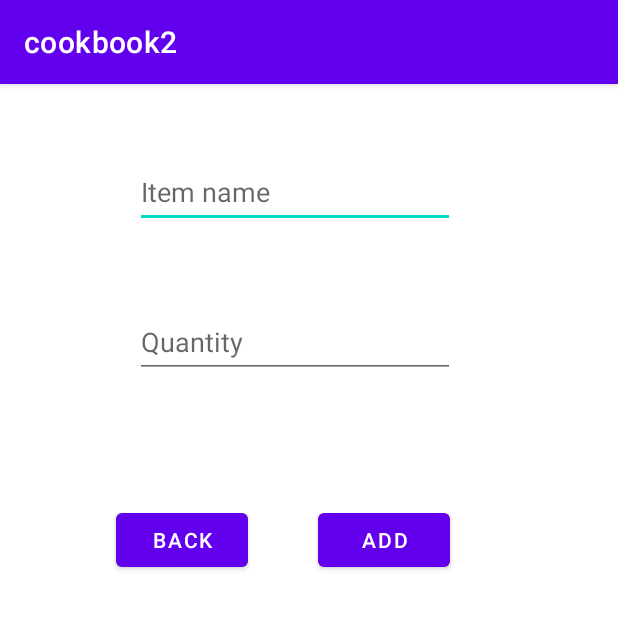
After one commit to fauzxan/CookBook, an Android app: the AddCart screen opened directly, with no data from a screen before it, on a phone screen of 412 x 824 dp, the top half of it. The commit adds this screen. Run offline under Robolectric (Android 15) with nearby library versions, the phone set to English and light mode, and no system bars.

Commit message:
Manually merged with yuli's code

```diff
--- /dev/null
+++ b/app/src/main/java/com/example/cookbook2/AddCart.java
@@ -0,0 +1,102 @@
+package com.example.cookbook2;
+
+import android.content.Intent;
+import android.os.Bundle;
+import android.view.View;
+import android.widget.Button;
+import android.widget.EditText;
+import android.widget.Toast;
+
+import androidx.appcompat.app.AppCompatActivity;
+
+import java.util.List;
+
+public class AddCart extends AppCompatActivity {
+
+    EditText item_name;
+    EditText item_quantity;
+    Button add_button;
+    Button back_button;
+
+    @Override
+    protected void onCreate(Bundle savedInstanceState) {
+        super.onCreate(savedInstanceState);
+        setContentView(R.layout.activity_add_cart);
+        Intent intent = new Intent(AddCart.this, ShoppingList.class);
+
+        item_name = (EditText) findViewById(R.id.item_name_input);
+        item_quantity = (EditText) findViewById(R.id.item_quantity_input);
+        add_button = (Button) findViewById(R.id.add_item_button);
+        back_button = (Button) findViewById(R.id.back_button_cart);
+
+
+        add_button.setOnClickListener(new View.OnClickListener() {
+            @Override
+            public void onClick(View view) {
+                if (isInteger(item_quantity.getText().toString())){
+                    Cart cart = new Cart();
+                    cart.setItem_name(item_name.getText().toString());
+                    cart.setQuantity(item_quantity.getText().toString());
+                    new FirebaseHelper().updateCart(cart, new FirebaseHelper.DataStatus() {
+                        @Override
+                        public void DataIsLoadedCart(List<Cart> carts, List<String> keys) {
+
+                        }
+
+                        @Override
+                        public void DataInserted() {
+                            Toast.makeText(AddCart.this, "The item has been added successfully into cart", Toast.LENGTH_LONG).show();
+                        }
+
+                        @Override
+                        public void DataIsUpdated() {
+
+                        }
+
+                        @Override
+                        public void DataIsDeleted() {
+
+                        }
+                    });
+                }
+
+                else{
+                    Toast.makeText(AddCart.this,"Please input a number",Toast.LENGTH_LONG).show();
+                }
+            }
+        });
+
+        back_button.setOnClickListener(new View.OnClickListener() {
+            @Override
+            public void onClick(View view) {
+                startActivity(intent);
+            }
+        });
+    }
+
+    public static boolean isInteger(String str) {
+        if (str == null) {
+            return false;
+        }
+        int length = str.length();
+        if (length == 0) {
+            return false;
+        }
+        int i = 0;
+        if (str.charAt(0) == '-') {
+            if (length == 1) {
+                return false;
+            }
+            i = 1;
+        }
+        for (; i < length; i++) {
+            char c = str.charAt(i);
+            if (c < '0' || c > '9') {
+                return false;
+            }
+        }
+        return true;
+    }
+
+
+}
--- /dev/null
+++ b/app/src/main/res/layout/activity_add_cart.xml
@@ -0,0 +1,54 @@
+<?xml version="1.0" encoding="utf-8"?>
+<androidx.constraintlayout.widget.ConstraintLayout xmlns:android="http://schemas.android.com/apk/res/android"
+    xmlns:app="http://schemas.android.com/apk/res-auto"
+    xmlns:tools="http://schemas.android.com/tools"
+    android:layout_width="match_parent"
+    android:layout_height="match_parent"
+    tools:context=".AddCart">
+
+    <EditText
+        android:id="@+id/item_name_input"
+        android:layout_width="wrap_content"
+        android:layout_height="wrap_content"
+        android:layout_marginStart="90dp"
+        android:layout_marginTop="48dp"
+        android:ems="10"
+        android:hint="Item name"
+        android:inputType="textPersonName"
+        android:minHeight="48dp"
+        app:layout_constraintStart_toStartOf="parent"
+        app:layout_constraintTop_toTopOf="parent" />
+
+    <EditText
+        android:id="@+id/item_quantity_input"
+        android:layout_width="wrap_content"
+        android:layout_height="wrap_content"
+        android:layout_marginStart="90dp"
+        android:layout_marginTop="52dp"
+        android:ems="10"
+        android:hint="Quantity"
+        android:inputType="textPersonName"
+        android:minHeight="48dp"
+        app:layout_constraintStart_toStartOf="parent"
+        app:layout_constraintTop_toBottomOf="@+id/item_name_input" />
+
+    <Button
+        android:id="@+id/add_item_button"
+        android:layout_width="wrap_content"
+        android:layout_height="wrap_content"
+        android:layout_marginStart="212dp"
+        android:layout_marginTop="84dp"
+        android:text="Add"
+        app:layout_constraintStart_toStartOf="parent"
+        app:layout_constraintTop_toBottomOf="@+id/item_quantity_input" />
+
+    <Button
+        android:id="@+id/back_button_cart"
+        android:layout_width="wrap_content"
+        android:layout_height="wrap_content"
+        android:layout_marginStart="77dp"
+        android:layout_marginTop="84dp"
+        android:text="Back"
+        app:layout_constraintStart_toStartOf="parent"
+        app:layout_constraintTop_toBottomOf="@+id/item_quantity_input" />
+</androidx.constraintlayout.widget.ConstraintLayout>
```
Also changed, not shown: app/src/main/AndroidManifest.xml (+8 -3 lines), app/src/main/java/com/example/cookbook2/Cart.java (added, +32 -0 lines), app/src/main/java/com/example/cookbook2/CartRecyclerView_Config.java (added, +75 -0 lines), app/src/main/java/com/example/cookbook2/FirebaseHelper.java (added, +132 -0 lines), app/src/main/java/com/example/cookbook2/MainActivity.java (+21 -2 lines), app/src/main/java/com/example/cookbook2/ShoppingList.java (added, +59 -0 lines), app/src/main/res/layout/activity_shopping_list.xml (added, +30 -0 lines), app/src/main/res/layout/cart_items.xml (added, +35 -0 lines).
